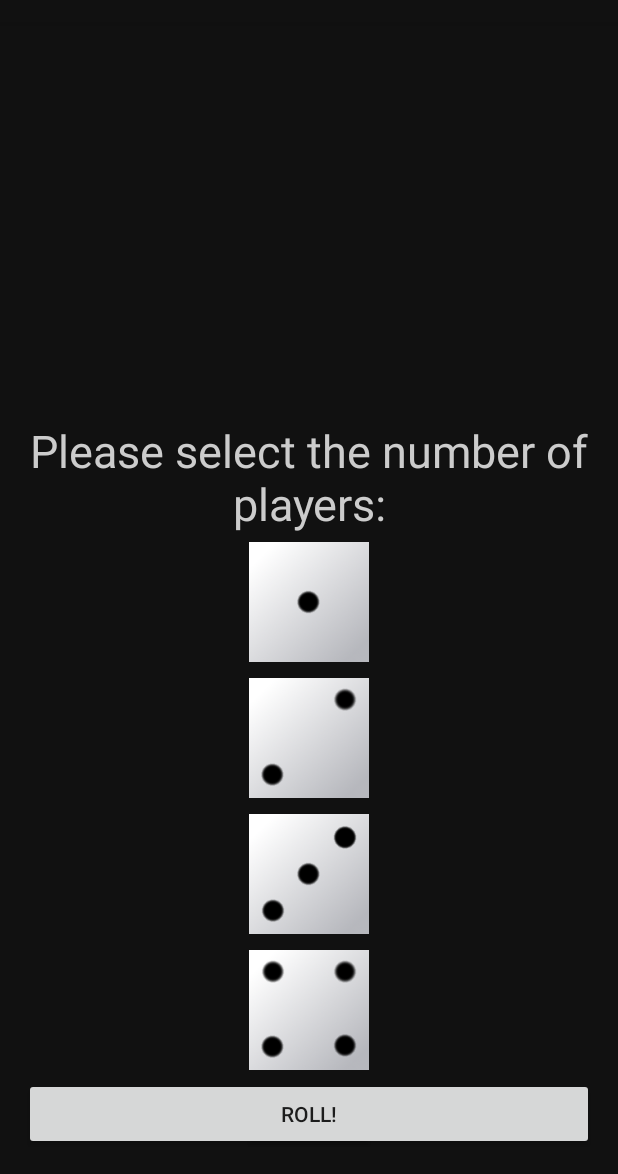
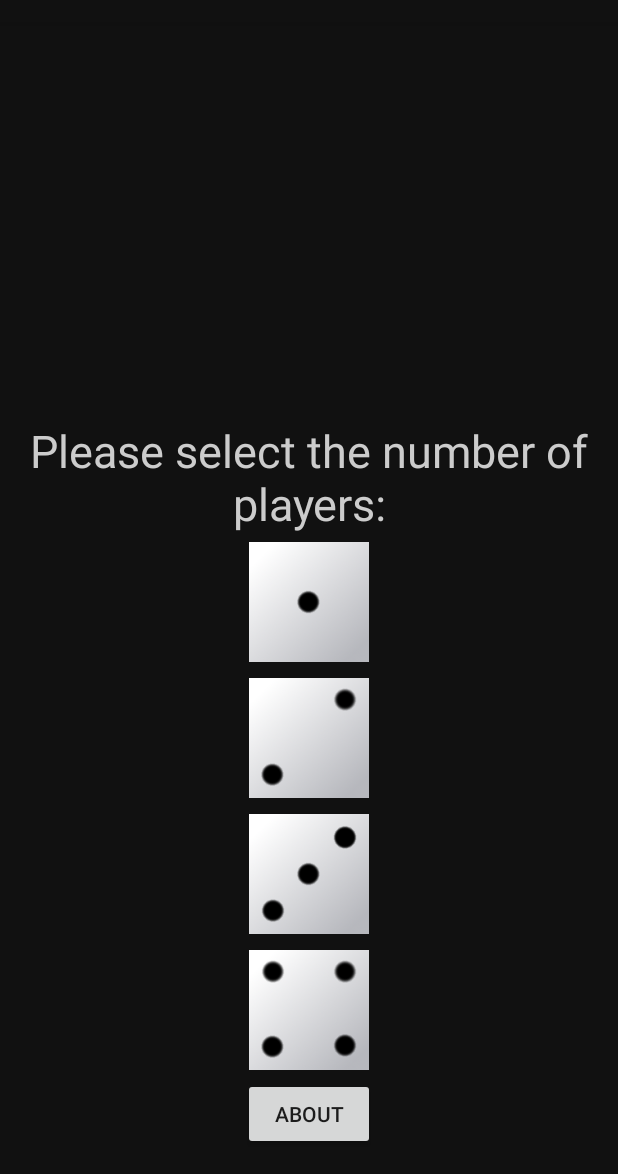
Before and after one commit to alaskalinuxuser/app_ship_capt_crew, an Android app: the screen it shows after launch (MainActivity), after a tap on an icon or button, on a phone screen of 412 x 824 dp, the part 62-1236 px from its top. Run offline under Robolectric (Android 15) with nearby library versions, the phone set to English and light mode, and no system bars.

Commit message:
Version 1.6
Fix a few things, like the roll button covering the about button.

```diff
--- a/app/build.gradle
+++ b/app/build.gradle
@@ -7,8 +7,8 @@ android {
         applicationId "com.alaskalinuxuser.shipcaptainandcrew"
         minSdkVersion 15
         targetSdkVersion 24
-        versionCode 4
-        versionName "1.3"
+        versionCode 6
+        versionName "1.6"
         testInstrumentationRunner "android.support.test.runner.AndroidJUnitRunner"
     }
     buildTypes {
--- a/app/src/main/java/com/alaskalinuxuser/shipcaptainandcrew/MainActivity.java
+++ b/app/src/main/java/com/alaskalinuxuser/shipcaptainandcrew/MainActivity.java
@@ -143,7 +143,9 @@ public class MainActivity extends AppCompatActivity {
         // And, upon opening, let's reset the game, just in case.
         resetTheGame();
 
+        // On a nougat phone, the roll button was covering the "about" button. We can't have that.
         rollButton.setVisibility(View.INVISIBLE);
+
     }
 
     // Here is the method to reset the game pieces.
@@ -155,8 +157,8 @@ public class MainActivity extends AppCompatActivity {
         // Hide the keep it button, because you have not rolled yet.
         keepButton.setVisibility(View.INVISIBLE);
 
-        // And put back the roll button.
-        rollButton.setVisibility(View.VISIBLE);
+        // And keep he roll button invisible.
+        rollButton.setVisibility(View.INVISIBLE);
 
         // set the text.
         scoreCard.setText("0");
@@ -228,6 +230,7 @@ public class MainActivity extends AppCompatActivity {
 
         // And hide the winner view.
         winnerView.setVisibility(View.INVISIBLE);
+        winnerView.setAlpha(0f);
 
         // And the display question of number of players.
         layoutPlayers.setVisibility(LinearLayout.VISIBLE);
@@ -240,7 +243,7 @@ public class MainActivity extends AppCompatActivity {
         layoutVideo.setVisibility(LinearLayout.GONE);
 
         // And set the roll button visable again.
-        rollButton.setVisibility(View.VISIBLE);
+        rollButton.setVisibility(View.INVISIBLE);
 
     }
 
@@ -270,6 +273,9 @@ public class MainActivity extends AppCompatActivity {
 
             multiPlayers = false;
         }
+
+        // Now we can set the rollbutton to visable.
+        rollButton.setVisibility(View.VISIBLE);
 
     }
 
@@ -828,6 +834,7 @@ public class MainActivity extends AppCompatActivity {
         }
     }
 
+    // This allows us to keep all of the dice.
     public void keepIt (View view) {
 
         // When they want to keep what they have. It should only be an option when you are winning.
@@ -940,10 +947,12 @@ public class MainActivity extends AppCompatActivity {
 
                 // Set the winner view visible.
                 winnerView.setVisibility(View.VISIBLE);
+                winnerView.animate().alpha(1f).setDuration(1500);
 
                 // And hide the battleship and the top dice.
                 battleship.setAlpha(.0f);
                 dieOne.setAlpha(.0f);
+                keepButton.setVisibility(View.INVISIBLE);
 
                 // And the roll button.
                 rollButton.setVisibility(View.INVISIBLE);
@@ -1038,7 +1047,10 @@ public class MainActivity extends AppCompatActivity {
 
                 if (multiPlayers){
 
-                    // We have a winner!
+                    /* We could do something here, but for multiplayer mode, it is already
+                     * transitioning to the winner screen.
+                     * So there is no cause for action. This button should be invisable.
+                     */
 
                 } else {
 
--- a/app/src/main/res/layout/activity_main.xml
+++ b/app/src/main/res/layout/activity_main.xml
@@ -35,7 +35,8 @@
         android:layout_row="5"
         android:layout_column="1"
         android:layout_alignParentBottom="true"
-        android:layout_centerHorizontal="true" />
+        android:layout_centerHorizontal="true"
+        android:visibility="invisible" />
 
     <ImageView
         android:layout_width="100dp"
```
Also changed, not shown: app/src/main/res/drawable/banner.png (added), 11 other files.
